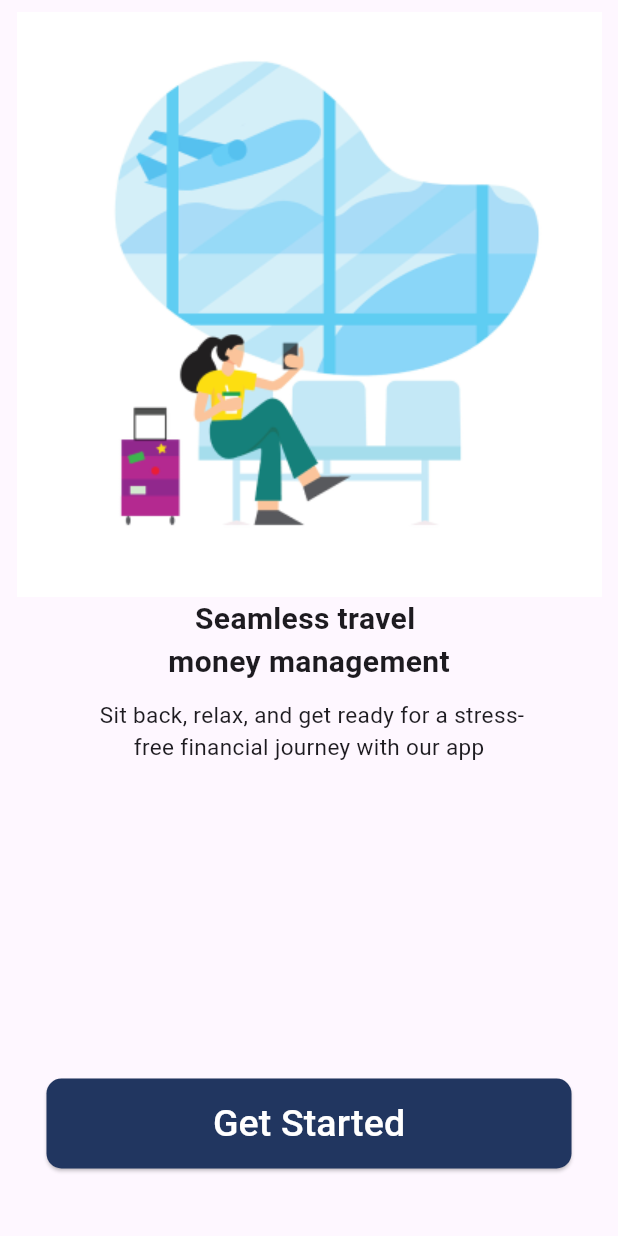
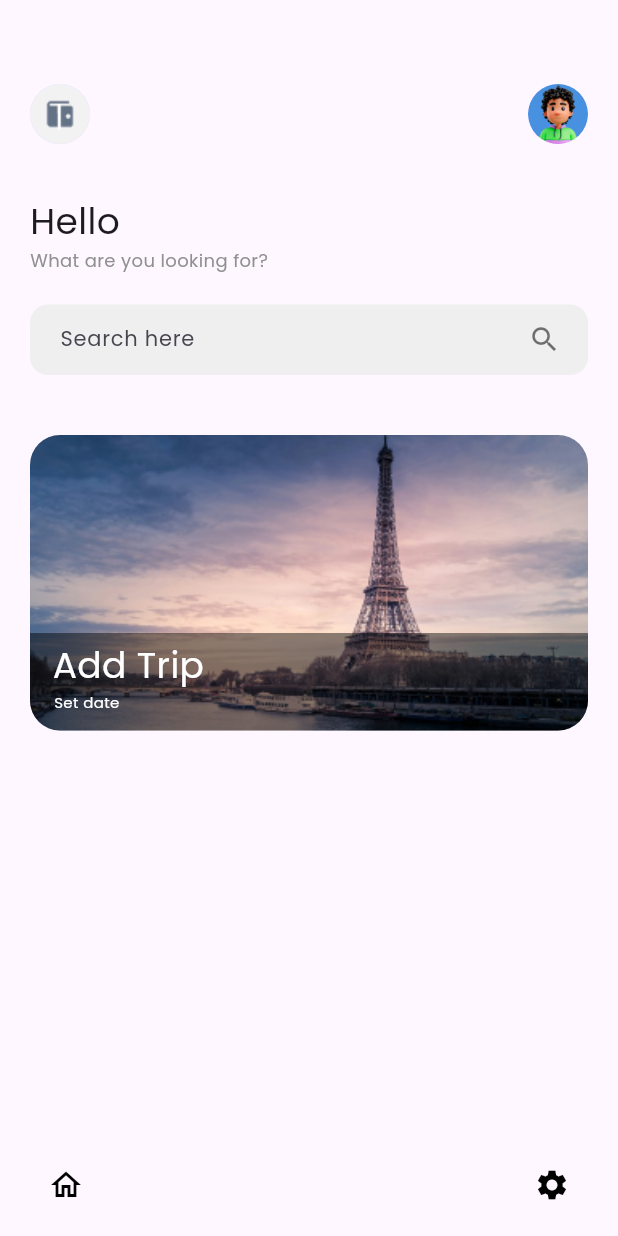
Before and after one commit to YashasHewage/TripWallet, a Flutter app: the screen it shows after launch, on a phone screen of 412 x 824 dp. Run offline on Flutter 3.47's test engine with Material 3 defaults, Android fonts, the phone set to English and light mode, and no system bars; our stand-ins replace fl_chart, google_fonts.

Commit message:
Created add trip

```diff
--- a/app/lib/main.dart
+++ b/app/lib/main.dart
@@ -1,8 +1,8 @@
 // ignore_for_file: prefer_const_constructors
 
 import 'package:app/pages/Expences_page.dart';
+import 'package:app/pages/default_addtrip.dart';
 import 'package:app/pages/home_page.dart';
-import 'package:app/pages/loading_page.dart';
 import 'package:app/pages/login_page.dart';
 import 'package:app/pages/signup_con_page.dart';
 import 'package:app/pages/signup_per_page.dart';
@@ -21,8 +21,8 @@ class MyApp extends StatelessWidget {
   Widget build(BuildContext context) {
     return MaterialApp(
       debugShowCheckedModeBanner: false,
-      home: loading(),
       routes: {
+        '/': (context) => const Addtrip(),
         '/homepage': (context) => const HomePage(),
         '/expencespage': (context) => const ExpencesState(),
         '/allexpences': (context) => const AllExpences(),
--- /dev/null
+++ b/app/lib/pages/default_addtrip.dart
@@ -0,0 +1,237 @@
+// ignore_for_file: use_super_parameters
+import 'package:flutter/material.dart';
+import 'package:google_fonts/google_fonts.dart';
+import 'package:intl/intl.dart'; // Import the 'intl' package
+
+class Addtrip extends StatefulWidget {
+  const Addtrip({Key? key}) : super(key: key);
+
+  @override
+  // ignore: library_private_types_in_public_api
+  _AddtripState createState() => _AddtripState();
+}
+
+class _AddtripState extends State<Addtrip> {
+  DateTime? _selectedDate;
+
+  @override
+  Widget build(BuildContext context) {
+    return MaterialApp(
+      debugShowCheckedModeBanner: false,
+      home: Scaffold(
+        appBar: AppBar(),
+        body: SingleChildScrollView(
+          child: Column(
+            children: <Widget>[
+              // Two images
+              const Row(
+                mainAxisAlignment: MainAxisAlignment.spaceBetween,
+                children: <Widget>[
+                  Padding(
+                      padding: EdgeInsets.only(left: 20.0, bottom: 40),
+                      child: CircleAvatar(
+                        radius: 20,
+                        backgroundImage: AssetImage('assets/logo.png'),
+                      )),
+                  Padding(
+                    padding: EdgeInsets.only(right: 20.0, bottom: 40),
+                    child: CircleAvatar(
+                      radius: 20, // adjust the size as needed
+                      backgroundImage: AssetImage('assets/profile_pic.png'),
+                    ),
+                  ),
+                ],
+              ),
+
+              // Hello Text
+              Padding(
+                padding: const EdgeInsets.only(left: 20),
+                child: Align(
+                  alignment: Alignment.centerLeft,
+                  child: Text(
+                    'Hello',
+                    style: GoogleFonts.poppins(
+                      fontSize: 24,
+                      fontWeight: FontWeight.w400,
+                      height: 1, // height should be greater than 0
+                    ),
+                  ),
+                ),
+              ),
+
+              Padding(
+                padding: const EdgeInsets.only(left: 20, top: 5),
+                child: Align(
+                  alignment: Alignment.centerLeft,
+                  child: Text(
+                    'What are you looking for?',
+                    style: GoogleFonts.poppins(
+                      color: const Color(0xFF909090),
+                      fontSize: 12,
+                      fontWeight: FontWeight.w400,
+                      height: 1.5, // height should be greater than 0
+                    ),
+                  ),
+                ),
+              ),
+
+              // Search bar
+              Padding(
+                padding: const EdgeInsets.only(
+                    left: 20, right: 20, top: 20, bottom: 40),
+                child: Row(
+                  children: <Widget>[
+                    Expanded(
+                      //search bar
+                      child: Container(
+                        width: 350,
+                        height: 47,
+                        decoration: ShapeDecoration(
+                          color: const Color(0xFFEFEFEF),
+                          shape: RoundedRectangleBorder(
+                            borderRadius: BorderRadius.circular(12),
+                          ),
+                        ),
+                        child: Padding(
+                          padding: const EdgeInsets.only(left: 5),
+                          child: TextField(
+                            decoration: const InputDecoration(
+                              border: InputBorder.none,
+                              hintText: 'Search here',
+                              contentPadding:
+                                  EdgeInsets.only(top: 12, left: 15),
+                              suffixIcon: Padding(
+                                padding: EdgeInsets.only(right: 10),
+                                child: Icon(Icons.search,
+                                    color: Colors.black54, size: 22.0),
+                              ),
+                            ),
+                            style: GoogleFonts.poppins(
+                                fontSize: 14, color: Colors.black),
+                          ),
+                        ),
+                      ),
+                    ),
+                  ],
+                ),
+              ),
+              // Add trip card
+              Container(
+                height: 197,
+                margin: const EdgeInsets.only(
+                    left: 20.0, right: 20.0, bottom: 20.0),
+                decoration: BoxDecoration(
+                  image: const DecorationImage(
+                    image: AssetImage('assets/dashboard_image1.png'),
+                    fit: BoxFit.cover,
+                  ),
+                  borderRadius: BorderRadius.circular(20.0),
+                ),
+                child: Stack(
+                  children: <Widget>[
+                    Positioned(
+                      bottom: 0,
+                      left: 0,
+                      right: 0,
+                      child: Container(
+                          height: 65,
+                          decoration: const BoxDecoration(
+                            color: Colors.black45,
+                            borderRadius: BorderRadius.only(
+                              bottomLeft: Radius.circular(20.0),
+                              bottomRight: Radius.circular(20.0),
+                            ),
+                          ),
+                          child: Column(
+                            children: <Widget>[
+                              //add trip
+                              Row(
+                                children: <Widget>[
+                                  const SizedBox(width: 5),
+                                  Container(
+                                    margin:
+                                        const EdgeInsets.only(left: 10, top: 4),
+                                    child: Text(
+                                      'Add Trip',
+                                      style: GoogleFonts.poppins(
+                                        color: Colors.white,
+                                        fontSize: 24.0,
+                                      ),
+                                    ),
+                                  ),
+                                ],
+                              ),
+
+                              //date
+
+                              Container(
+                                margin: const EdgeInsets.only(left: 16),
+                                child: Row(children: <Widget>[
+
+                                  Container(
+                                    margin:
+                                        const EdgeInsets.only(top: 1),
+                                    child: Text(
+                                      'Set date',
+                                      style: GoogleFonts.poppins(
+                                        color: Colors.white,
+                                        fontSize: 10.0,
+                                      ),
+                                    ),
+                                  ),
+                                ]),
+                              ),
+                            ],
+                          )),
+                    ),
+                  ],
+                ),
+              ),
+            ],
+          ),
+        ),
+        bottomNavigationBar: Stack(
+          children: <Widget>[
+            BottomNavigationBar(
+              showSelectedLabels: false,
+              showUnselectedLabels: false,
+              elevation: 0.0,
+              items: const <BottomNavigationBarItem>[
+                BottomNavigationBarItem(
+                  icon: SizedBox.shrink(),
+                  label: '',
+                ),
+                BottomNavigationBarItem(
+                  icon: SizedBox.shrink(),
+                  label: '',
+                ),
+              ],
+            ),
+            Positioned(
+              left: 20,
+              bottom: 10, // Increase this value to move the icon up
+              child: IconButton(
+                icon: const Icon(
+                  Icons.home_outlined,
+                  color: Colors.black,
+                ),
+                onPressed: () {},
+              ),
+            ),
+            Positioned(
+              right: 20,
+              bottom: 10, // Increase this value to move the icon up
+              child: IconButton(
+                icon: const Icon(
+                  Icons.settings,
+                  color: Colors.black,
+                ),
+                onPressed: () {},
+              ),
+            ),
+          ],
+        ),
+      ),
+    );
+  }
+}
--- a/app/lib/pages/loading_page.dart
+++ b/app/lib/pages/loading_page.dart
@@ -1,67 +1,67 @@
-// ignore_for_file: prefer_const_constructors, camel_case_types
+// // ignore_for_file: prefer_const_constructors, camel_case_types
 
-import 'package:flutter/material.dart';
+// import 'package:flutter/material.dart';
 
-class loading extends StatelessWidget {
-  const loading({super.key});
+// class loading extends StatelessWidget {
+//   const loading({super.key});
 
-  @override
-  Widget build(BuildContext context) {
-    return SafeArea(
-      child: Scaffold(
-        body: Padding(
-          padding: const EdgeInsets.only(top: 8.0, bottom: 45),
-          child: Column(
-            children: [
-              Center(child: Image.asset('assets/loading.png')),
-              Text(
-                "Seamless travel ",
-                style: TextStyle(fontWeight: FontWeight.bold, fontSize: 20),
-              ),
-              Text(
-                "money management",
-                style: TextStyle(fontWeight: FontWeight.bold, fontSize: 20),
-              ),
-              SizedBox(height: 10),
-              Text(
-                " Sit back, relax, and get ready for a stress-",
-                style: TextStyle(fontSize: 15),
-              ),
-              Text(
-                "free financial journey with our app",
-                style: TextStyle(fontSize: 15),
-              ),
-              Spacer(),
-              //next button
-              Align(
-                alignment: Alignment.center,
-                child: ElevatedButton(
-                  onPressed: (){
-                    Navigator.pushNamed(context, '/login');
-                  },
-                  style: ButtonStyle(
-                    shape: MaterialStateProperty.all(
-                      RoundedRectangleBorder(
-                        borderRadius: BorderRadius.circular(10),
-                      ),
-                    ),
-                    minimumSize: MaterialStateProperty.all(
-                      Size(350, 60),
-                    ),
-                    backgroundColor: MaterialStateProperty.all(
-                      Color(0xFF213660),
-                    ),
-                  ),
-                  child: Text(
-                    "Get Started",
-                    style: TextStyle(color: Colors.white, fontSize: 25),
-                  ),
-                ),
-              ),
-            ],
-          ),
-        ),
-      ),
-    );
-  }
-}
+//   @override
+//   Widget build(BuildContext context) {
+//     return SafeArea(
+//       child: Scaffold(
+//         body: Padding(
+//           padding: const EdgeInsets.only(top: 8.0, bottom: 45),
+//           child: Column(
+//             children: [
+//               Center(child: Image.asset('assets/loading.png')),
+//               Text(
+//                 "Seamless travel ",
+//                 style: TextStyle(fontWeight: FontWeight.bold, fontSize: 20),
+//               ),
+//               Text(
+//                 "money management",
+//                 style: TextStyle(fontWeight: FontWeight.bold, fontSize: 20),
+//               ),
+//               SizedBox(height: 10),
+//               Text(
+//                 " Sit back, relax, and get ready for a stress-",
+//                 style: TextStyle(fontSize: 15),
+//               ),
+//               Text(
+//                 "free financial journey with our app",
+//                 style: TextStyle(fontSize: 15),
+//               ),
+//               Spacer(),
+//               //next button
+//               Align(
+//                 alignment: Alignment.center,
+//                 child: ElevatedButton(
+//                   onPressed: (){
+//                     Navigator.pushNamed(context, '/login');
+//                   },
+//                   style: ButtonStyle(
+//                     shape: MaterialStateProperty.all(
+//                       RoundedRectangleBorder(
+//                         borderRadius: BorderRadius.circular(10),
+//                       ),
+//                     ),
+//                     minimumSize: MaterialStateProperty.all(
+//                       Size(350, 60),
+//                     ),
+//                     backgroundColor: MaterialStateProperty.all(
+//                       Color(0xFF213660),
+//                     ),
+//                   ),
+//                   child: Text(
+//                     "Get Started",
+//                     style: TextStyle(color: Colors.white, fontSize: 25),
+//                   ),
+//                 ),
+//               ),
+//             ],
+//           ),
+//         ),
+//       ),
+//     );
+//   }
+// }
--- a/app/lib/widgets/add_new_expence.dart
+++ b/app/lib/widgets/add_new_expence.dart
@@ -1,7 +1,4 @@
 // ignore_for_file: prefer_const_literals_to_create_immutables, prefer_const_constructors
-
-import 'dart:ffi';
-import 'dart:math';
 
 import 'package:app/Models/expence.dart';
 import 'package:flutter/material.dart';
```
Also changed, not shown: app/pubspec.yaml (+7 -3 lines), app/assets/dashboard_image1.png (added), app/assets/logo.png, app/assets/profile_pic.png (added), app/pubspec.lock.
